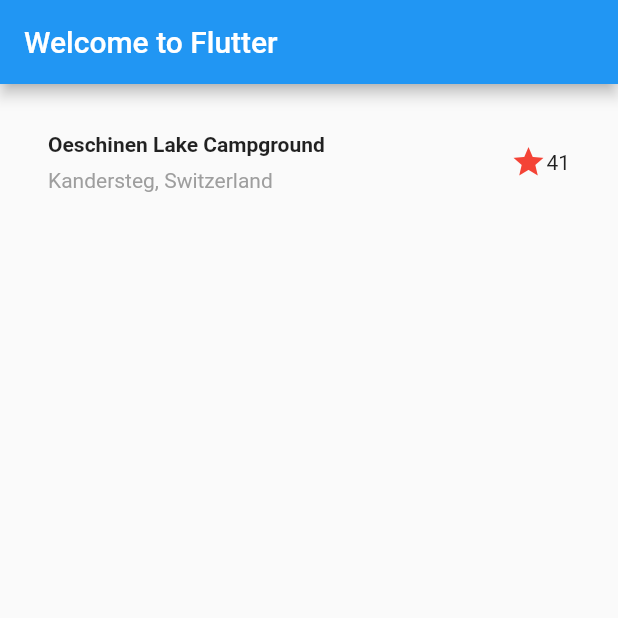
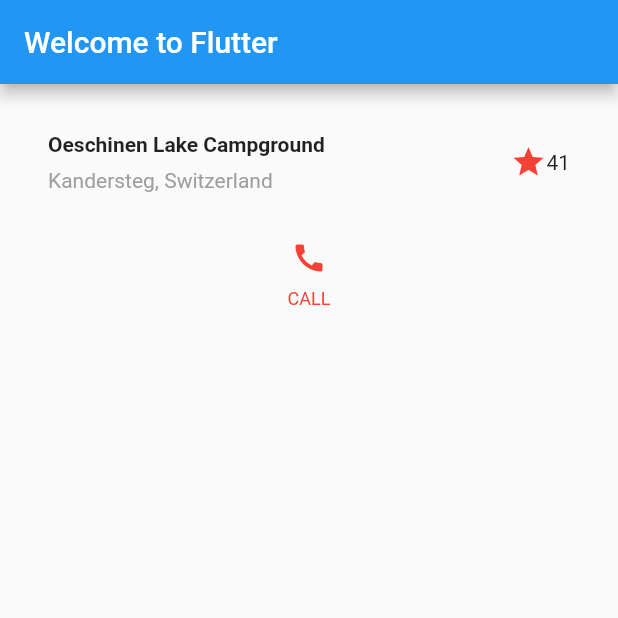
Before and after one commit to jswolf19/flutter-bookapp, a Flutter app: the screen it shows after launch, on a phone screen of 412 x 824 dp, the top half of it. Run offline on Flutter 3.47's test engine with Material 2 defaults, Android fonts, the phone set to English and light mode, and no system bars.

Commit message:
メソッドの追加

```diff
--- a/lib/main.dart
+++ b/lib/main.dart
@@ -48,10 +48,31 @@ class MyApp extends StatelessWidget {
         ),
         body: Column(
           children: <Widget>[
-            titleSection
+            titleSection,
+            _buildButtonColumn(Colors.red, Icons.call, 'CALL'),
           ],
         ),
       ),
     );
   }
-}
+
+  Column _buildButtonColumn(Color color, IconData icon, String label) {
+    return Column(
+      mainAxisSize: MainAxisSize.min,
+      mainAxisAlignment: MainAxisAlignment.center,
+      children: <Widget>[
+        Icon(icon, color: color),
+        Container(
+          margin: EdgeInsets.only(top: 8),
+          child: Text(
+            label,
+            style: TextStyle(
+              fontSize: 12,
+              fontWeight: FontWeight.w400,
+              color: color,
+            ),
+          ),
+        ),
+      ],
+    );
+  }}
```
